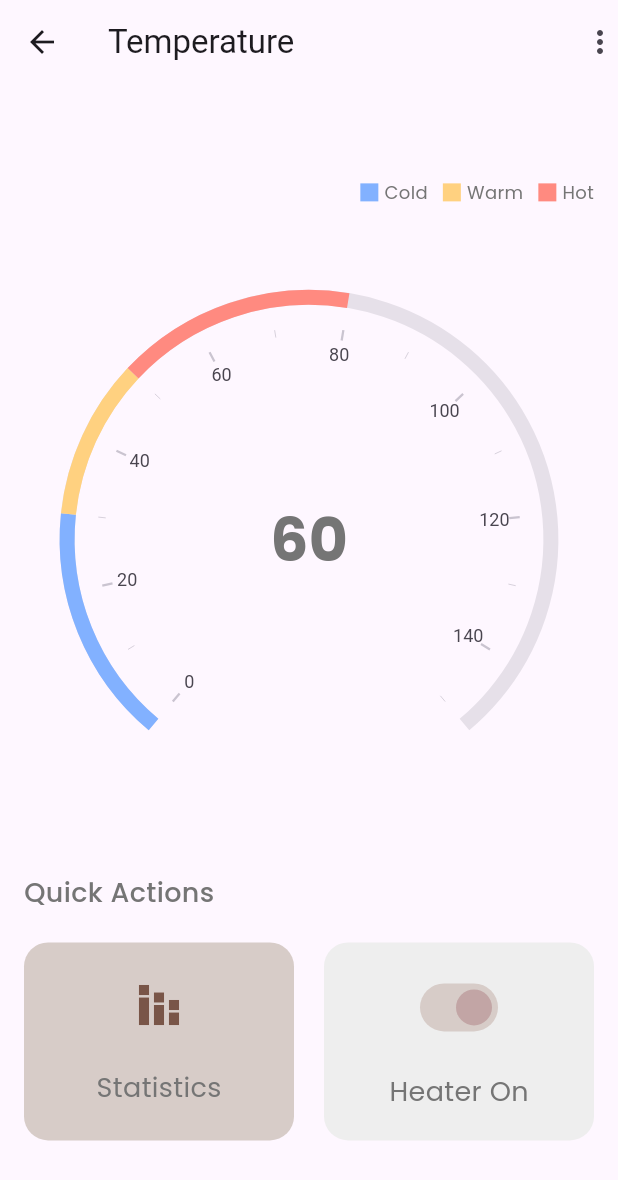
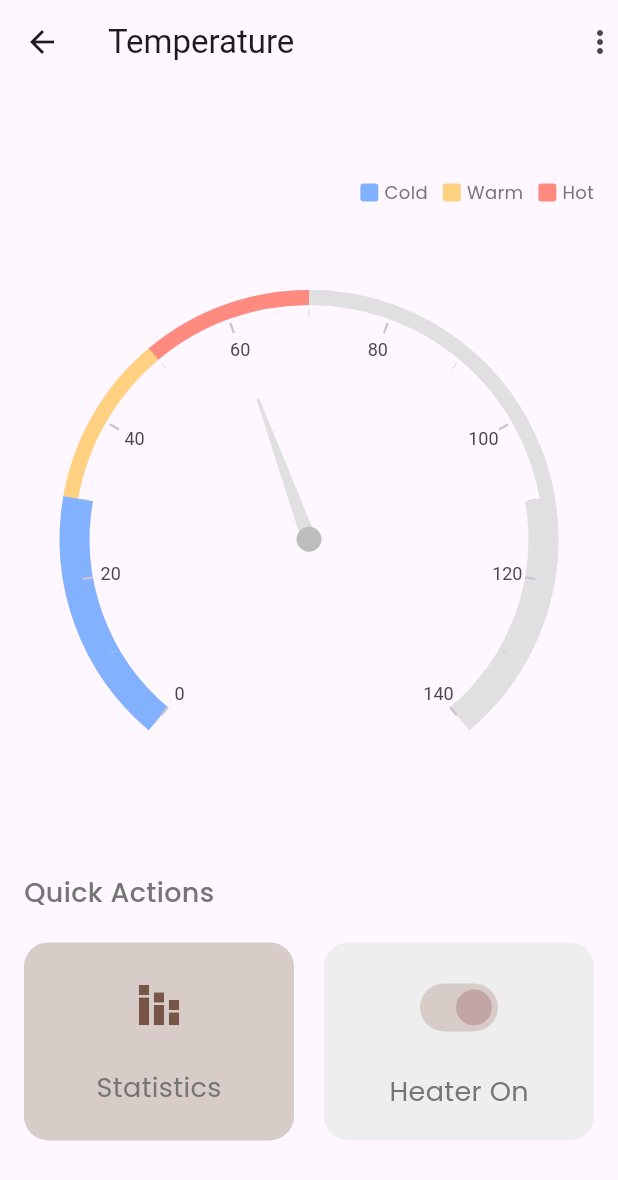
Before and after one commit to donald-88/smart-farm-app, a Flutter app: the screen it shows after launch, on a phone screen of 412 x 824 dp. Shown: the top 1180 px of the screen. Run offline on Flutter 3.47's test engine with Material 2 defaults, Android fonts, the phone set to English and light mode, and no system bars; drawn by our look-alikes of syncfusion_flutter_gauges; our stand-ins replace dio, google_fonts, syncfusion_flutter_charts.

Commit message:
tweaked the gauge

```diff
--- a/smart_farm/lib/pages/quick-actions/temperature-actions.dart
+++ b/smart_farm/lib/pages/quick-actions/temperature-actions.dart
@@ -27,7 +27,10 @@ class TemperatureActions extends StatelessWidget {
                     Container(
                       height: 12,
                       width: 12,
-                      decoration: BoxDecoration(color: Colors.blueAccent[100]),
+                      decoration: BoxDecoration(
+                          color: Colors.blueAccent[100],
+                          borderRadius:
+                              const BorderRadius.all(Radius.circular(2))),
                     ),
                     const SizedBox(width: 4),
                     Text(
@@ -42,8 +45,10 @@ class TemperatureActions extends StatelessWidget {
                     Container(
                       height: 12,
                       width: 12,
-                      decoration:
-                          BoxDecoration(color: Colors.orangeAccent[100]),
+                      decoration: BoxDecoration(
+                          color: Colors.orangeAccent[100],
+                          borderRadius:
+                              const BorderRadius.all(Radius.circular(2))),
                     ),
                     const SizedBox(width: 4),
                     Text(
@@ -58,7 +63,10 @@ class TemperatureActions extends StatelessWidget {
                     Container(
                       height: 12,
                       width: 12,
-                      decoration: BoxDecoration(color: Colors.redAccent[100]),
+                      decoration: BoxDecoration(
+                          color: Colors.redAccent[100],
+                          borderRadius:
+                              const BorderRadius.all(Radius.circular(2))),
                     ),
                     const SizedBox(width: 4),
                     Text(
@@ -72,20 +80,33 @@ class TemperatureActions extends StatelessWidget {
             SfRadialGauge(
               axes: <RadialAxis>[
                 RadialAxis(
-                  tickOffset: 15,
-                  labelOffset: 25,
-                  annotations: <GaugeAnnotation>[
-                    GaugeAnnotation(
-                        widget: Text(
-                      "60",
-                      style: GoogleFonts.poppins(
-                          fontSize: 40, fontWeight: FontWeight.bold),
-                    ))
+                  tickOffset: 3,
+                  labelOffset: 15,
+                  // annotations: <GaugeAnnotation>[
+                  //   GaugeAnnotation(
+                  //       widget: Text(
+                  //     "60°",
+                  //     style: GoogleFonts.poppins(
+                  //         fontSize: 40, fontWeight: FontWeight.bold),
+                  //   ))
+                  // ],
+                  minimum: 0,
+                  maximum: 140,
+                  pointers: <GaugePointer>[
+                    NeedlePointer(
+                      value: 60,
+                      knobStyle: KnobStyle(
+                          color: Colors.grey[400],
+                          knobRadius: 0.05,
+                          borderColor: Colors.grey),
+                      needleColor: Colors.grey[300],
+                      needleStartWidth: 1,
+                      needleEndWidth: 5,
+                    )
                   ],
-                  minimum: 0,
-                  maximum: 150,
                   ranges: <GaugeRange>[
                     GaugeRange(
+                      startWidth: 20,
                       startValue: 0,
                       endValue: 30,
                       color: Colors.blueAccent[100],
@@ -99,9 +120,21 @@ class TemperatureActions extends StatelessWidget {
                     ),
                     GaugeRange(
                       startValue: 50,
-                      endValue: 80,
+                      endValue: 70,
                       color: Colors.redAccent[100],
                       labelStyle: const GaugeTextStyle(fontFamily: 'Poppins'),
+                    ),
+                    GaugeRange(
+                      startValue: 70,
+                      endValue: 110,
+                      color: Colors.grey.shade300,
+                      labelStyle: const GaugeTextStyle(fontFamily: 'Poppins'),
+                    ),
+                    GaugeRange(
+                      endWidth: 20,
+                      startValue: 110,
+                      endValue: 140,
+                      color: Colors.grey[300],
                     )
                   ],
                 )
```
